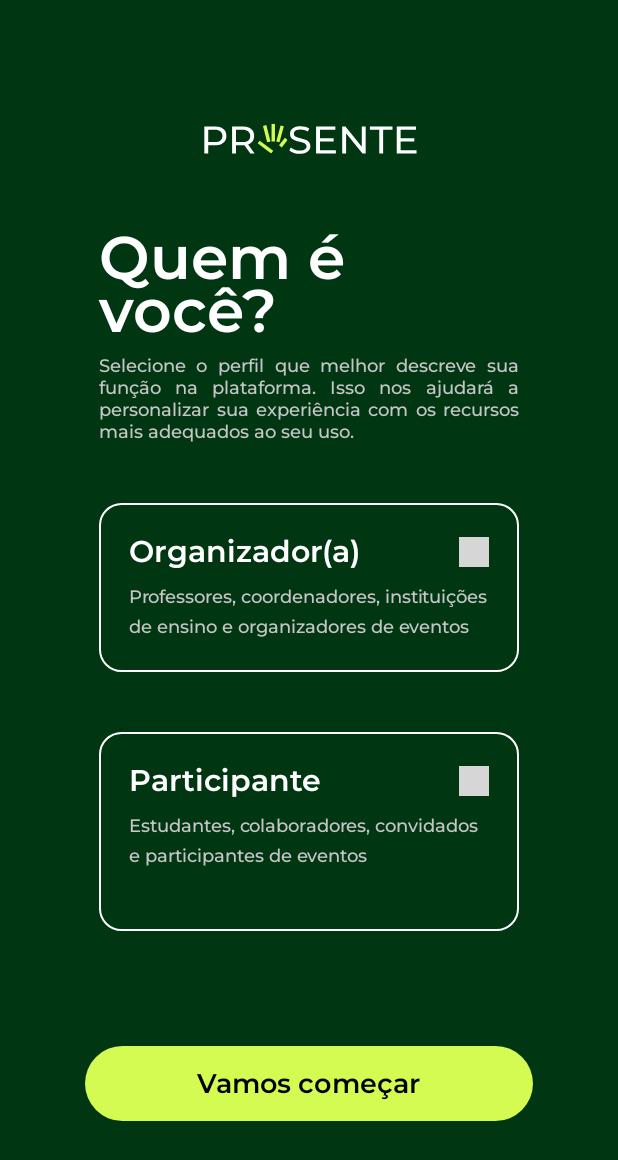
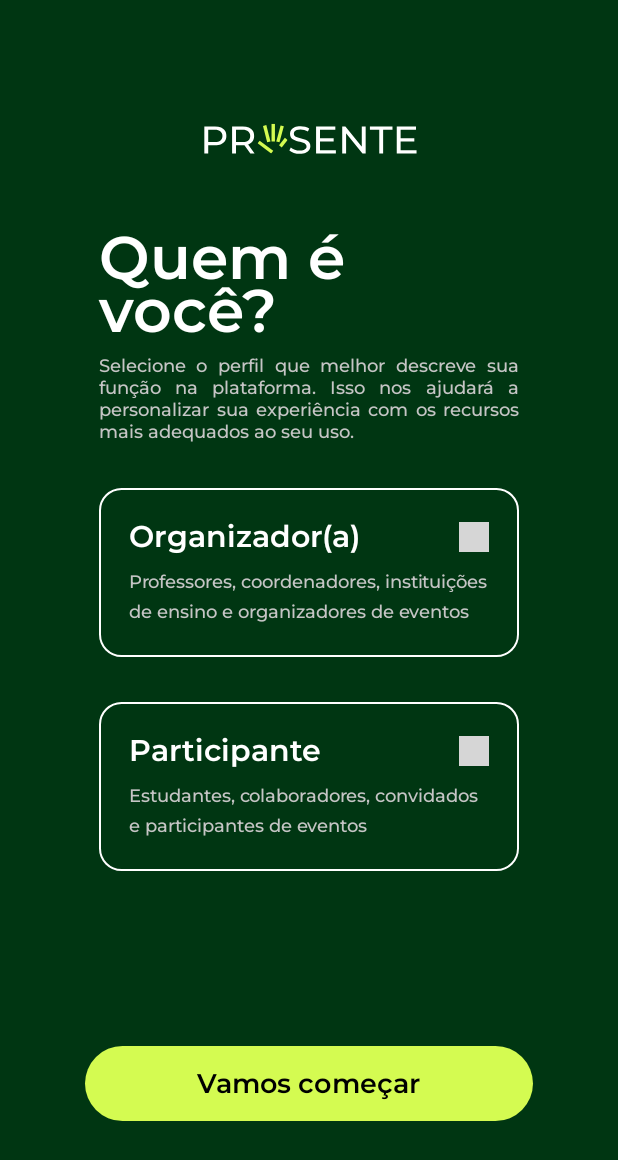
Before and after one commit to LorenaSouzaMoreiraa/INF311-Projeto09, an Android app built with Jetpack Compose: the @Preview function UserRoleScreenPreview, on a phone screen of 412 x 824 dp. Shown: the top 1160 px of the screen. Run offline under Robolectric (Android 15) with nearby library versions, the phone set to English and light mode, and no system bars; libraries missing offline, so code that uses them is left out: com.jihan.lucide_icons; 2 statements that could not run were skipped; grey boxes are pictures that could not be loaded.

Commit message:
Corrigindo espaçamentos da tela de seleção de usuário

```diff
--- a/app/src/main/java/com/example/inf311_projeto09/ui/screens/UserRole.kt
+++ b/app/src/main/java/com/example/inf311_projeto09/ui/screens/UserRole.kt
@@ -98,7 +98,7 @@ fun UserRoleScreen(
                             .width(280.dp)
                     )
 
-                    Spacer(modifier = Modifier.height(40.dp))
+                    Spacer(modifier = Modifier.height(30.dp))
 
                     RoleSelectionCard(
                         title = "Organizador(a)",
@@ -110,11 +110,11 @@ fun UserRoleScreen(
                         }
                     )
 
-                    Spacer(modifier = Modifier.height(40.dp))
+                    Spacer(modifier = Modifier.height(30.dp))
 
                     RoleSelectionCard(
                         title = "Participante",
-                        description = "Estudantes, colaboradores, convidados e participantes de eventos\n",
+                        description = "Estudantes, colaboradores, convidados e participantes de eventos",
                         isSelected = selectedRole == "participant",
                         onClick = {
                             selectedRole = "participant"
@@ -159,7 +159,8 @@ fun RoleSelectionCard(
     val borderStroke = if (isSelected) 3.5.dp else 1.dp
 
     Column(
-        modifier = Modifier.width(280.dp)
+        modifier = Modifier
+            .width(280.dp)
             .border(
                 BorderStroke(borderStroke, currentBorderColor),
                 RoundedCornerShape(15.dp)
```
